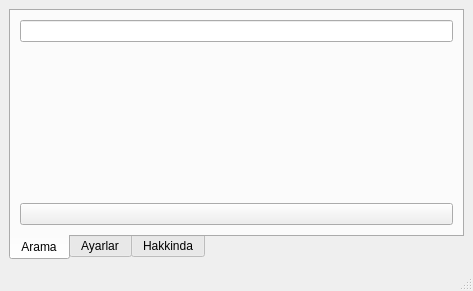
Old version of the form ui/araci.ui in the repository halit/Araci.
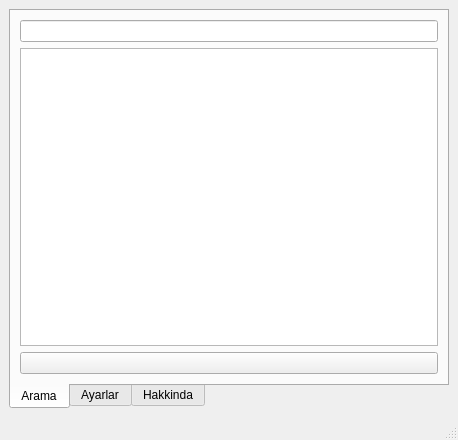
New version of the form. Icons and pictures are not drawn.

Commit message: ListWidget Added and Recursive Function

Patch:
```diff
--- a/ui/araci.ui
+++ b/ui/araci.ui
@@ -6,8 +6,8 @@
    <rect>
     <x>0</x>
     <y>0</y>
-    <width>473</width>
-    <height>291</height>
+    <width>458</width>
+    <height>440</height>
    </rect>
   </property>
   <property name="windowTitle">
@@ -64,11 +64,7 @@
          </widget>
         </item>
         <item row="1" column="0">
-         <widget class="QLabel" name="label_2">
-          <property name="text">
-           <string/>
-          </property>
-         </widget>
+         <widget class="QListWidget" name="listWidget"/>
         </item>
        </layout>
       </widget>
```
Left out of the diff: 16 changed lines with no effect on the pictures. The commit also changes 2 other files.
